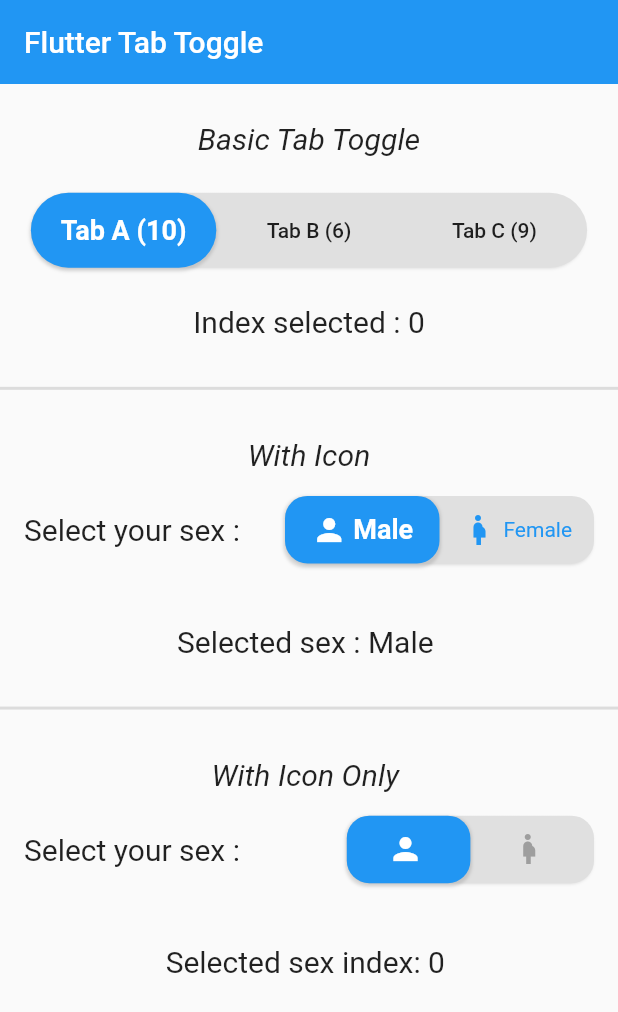
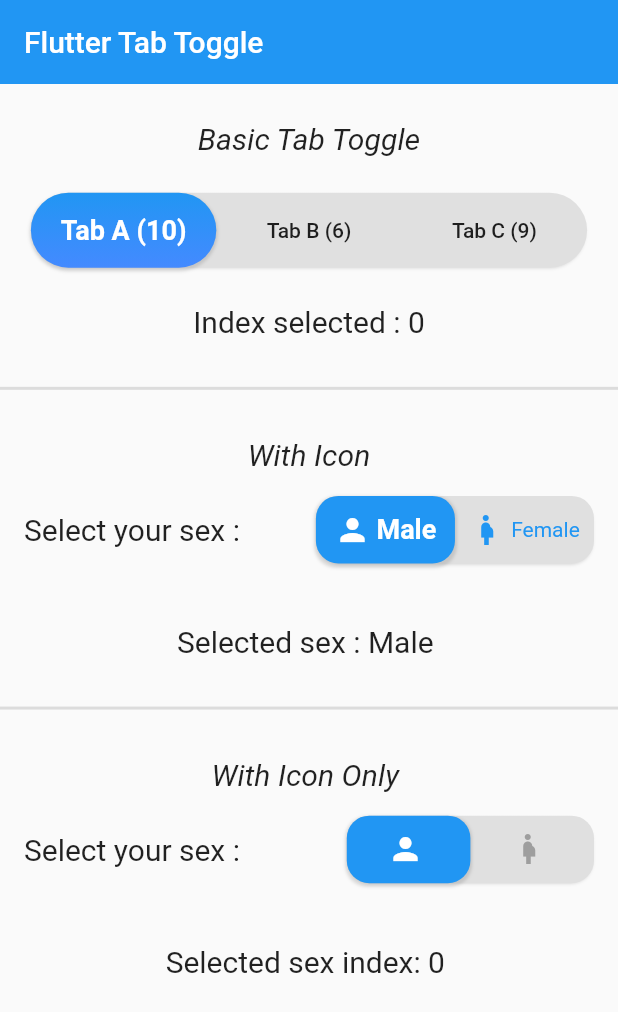
Before and after one commit to Lzyct/flutter_toggle_tab, a Flutter app: the screen it shows after launch, on a phone screen of 412 x 824 dp. Shown: the top 1012 px of the screen. Run offline on Flutter 3.47's test engine with Material 2 defaults, Android fonts, the phone set to English and light mode, and no system bars.

Commit message:
Update example

```diff
--- a/example/lib/main.dart
+++ b/example/lib/main.dart
@@ -66,7 +66,8 @@ class _MyHomePageState extends State<MyHomePage> {
         title: Text("Flutter Tab Toggle"),
         elevation: 0,
       ),
-      body: Column(
+      body: SingleChildScrollView(
+        child: Column(
           crossAxisAlignment: CrossAxisAlignment.center,
           children: <Widget>[
             SizedBox(
@@ -85,9 +86,11 @@ class _MyHomePageState extends State<MyHomePage> {
               borderRadius: 30,
               height: 50,
               initialLabelIndex: 0,
-            selectedBackgroundColor: Colors.blue,
+              selectedBackgroundColors: [Colors.blue, Colors.blueAccent],
               selectedTextStyle: TextStyle(
-                color: Colors.white, fontSize: 18, fontWeight: FontWeight.w700),
+                  color: Colors.white,
+                  fontSize: 18,
+                  fontWeight: FontWeight.w700),
               unSelectedTextStyle: TextStyle(
                   color: Colors.black87,
                   fontSize: 14,
@@ -129,7 +132,7 @@ class _MyHomePageState extends State<MyHomePage> {
                     style: TextStyle(fontSize: 20),
                   ),
                   FlutterToggleTab(
-                  width: 50,
+                    width: 45,
                     borderRadius: 15,
                     initialLabelIndex: 0,
                     selectedTextStyle: TextStyle(
@@ -212,6 +215,7 @@ class _MyHomePageState extends State<MyHomePage> {
             ),
           ],
         ),
+      ),
       // This trailing comma makes auto-formatting nicer for build methods.
     );
   }
```
Lines whose indentation alone changed are shown as unchanged.
